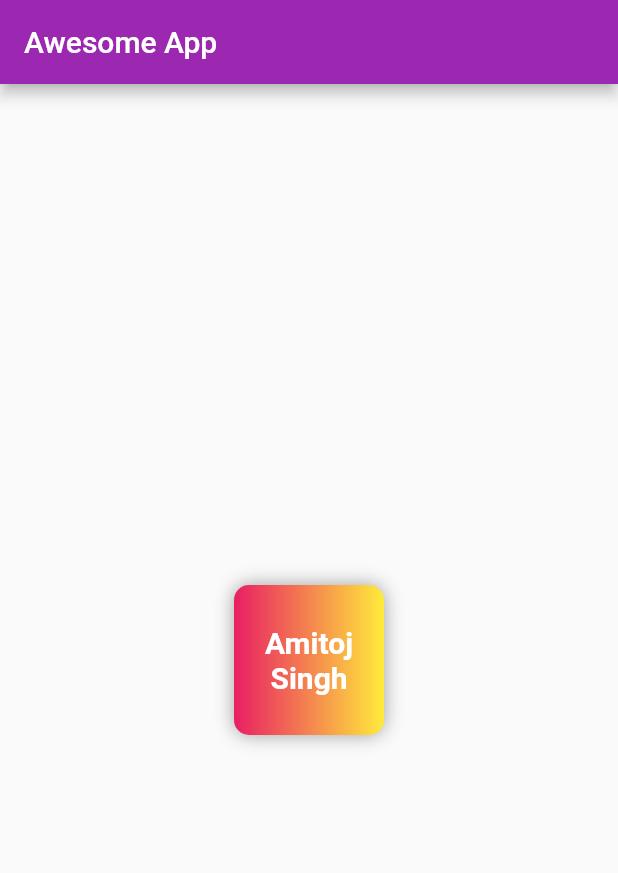
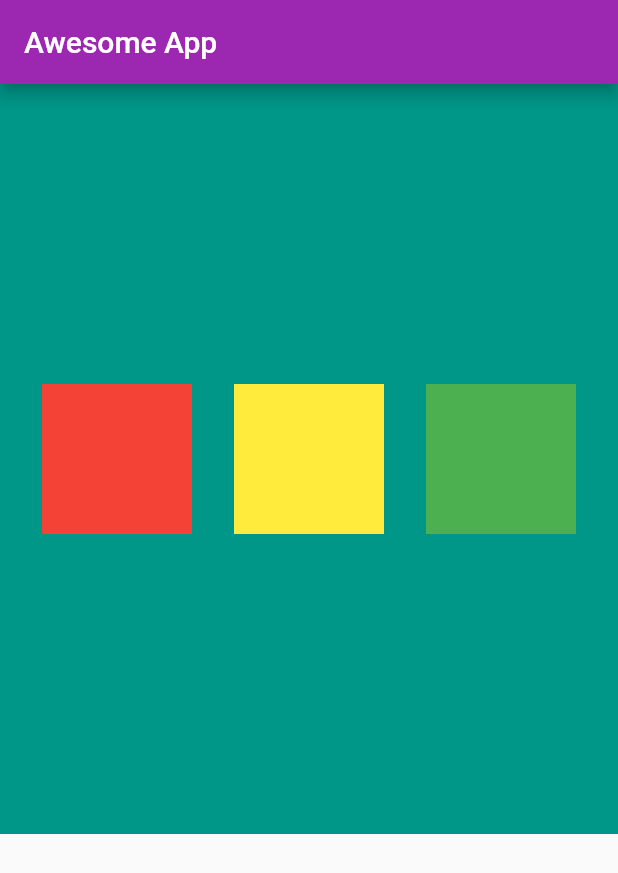
Before and after one commit to Amitojasa/Flutter-firstapp, a Flutter app: the screen it shows after launch, on a phone screen of 412 x 824 dp. Shown: the top 873 px of the screen. Run offline on Flutter 3.47's test engine with Material 2 defaults, Android fonts, the phone set to English and light mode, and no system bars.

Commit message:
Chapter 2 complete

```diff
--- a/lib/main.dart
+++ b/lib/main.dart
@@ -21,26 +21,36 @@ class HomePage extends StatelessWidget {
       appBar: AppBar(
         title: Text("Awesome App"),
       ),
-      body: Center(
-        child: Container(
-            padding: const EdgeInsets.all(20),
-            // color: Colors.red,
-            width: 100,
-            height: 100,
-            clipBehavior: Clip.antiAlias,
-            alignment: Alignment.center,
-            decoration: BoxDecoration(
+      body: Container(
+          height: 500,
+          color: Colors.teal,
+          child: Row(
+            mainAxisAlignment: MainAxisAlignment.spaceEvenly,
+            crossAxisAlignment: CrossAxisAlignment.center,
+            children: <Widget>[
+              Container(
+                padding: const EdgeInsets.all(20),
                 color: Colors.red,
-                gradient: LinearGradient(colors: [Colors.pink, Colors.yellow]),
-                borderRadius: BorderRadius.circular(10),
-                boxShadow: [BoxShadow(color: Colors.grey, blurRadius: 10)]),
-            child: const Text("Amitoj Singh",
-                textAlign: TextAlign.center,
-                style: TextStyle(
-                    fontSize: 20,
-                    color: Colors.white,
-                    fontWeight: FontWeight.bold))),
-      ),
+                width: 100,
+                height: 100,
+                alignment: Alignment.center,
+              ),
+              Container(
+                padding: const EdgeInsets.all(20),
+                color: Colors.yellow,
+                width: 100,
+                height: 100,
+                alignment: Alignment.center,
+              ),
+              Container(
+                padding: const EdgeInsets.all(20),
+                color: Colors.green,
+                width: 100,
+                height: 100,
+                alignment: Alignment.center,
+              ),
+            ],
+          )),
     );
   }
 }
```
